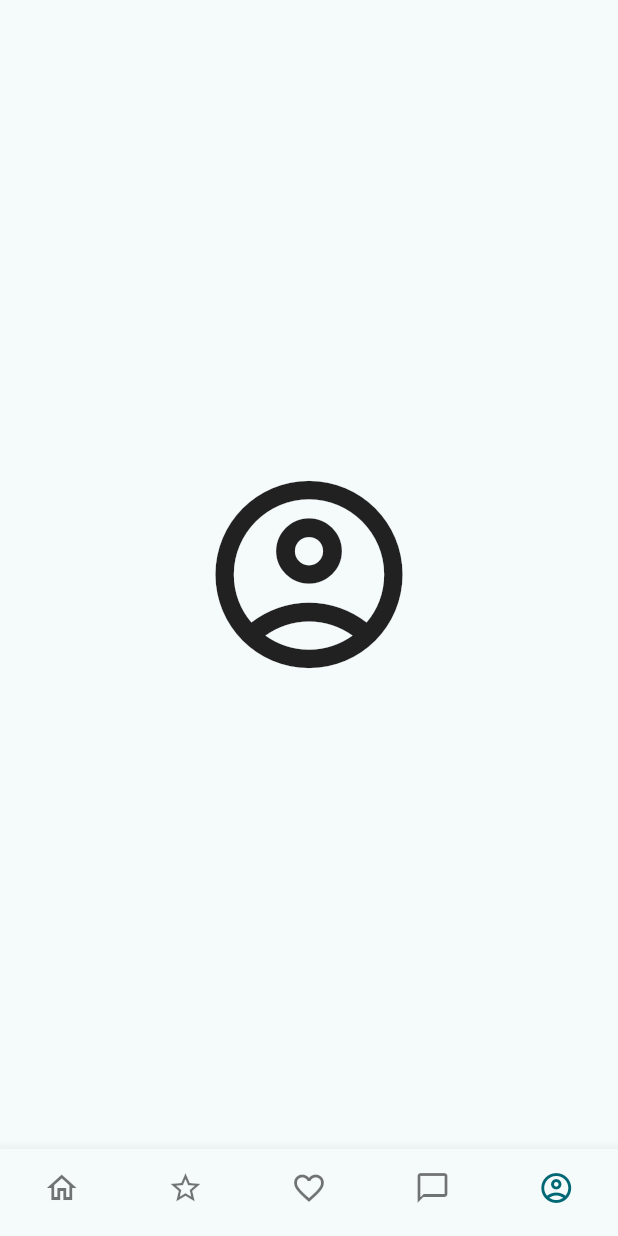
After one commit to jackkslash/woo, a Flutter app: the screen it shows after launch, item 5 of the bottom bar chosen, on a phone screen of 412 x 824 dp. The commit adds this screen. Run offline on Flutter 3.47's test engine with Material 2 defaults, Android fonts, the phone set to English and light mode, and no system bars; network calls fail.

Commit message:
Like Fab and profile page added

```diff
--- a/lib/main.dart
+++ b/lib/main.dart
@@ -3,6 +3,8 @@ import 'package:woo/screens/chat.dart';
 import 'package:woo/screens/home.dart';
 import 'package:woo/screens/matches.dart';
 import 'package:woo/screens/stars.dart';
+
+import 'screens/userProfile.dart';
 
 void main() {
   runApp(const MyApp());
@@ -50,7 +52,8 @@ class _MainState extends State<Main> {
       HomeScreen(),
       StarsScreen(),
       MatchesScreen(),
-      ChatScreen()
+      ChatScreen(),
+      UserProfileScreen()
     ];
 
     return Scaffold(
@@ -76,6 +79,10 @@ class _MainState extends State<Main> {
             icon: Icon(Icons.chat_bubble_outline),
             label: 'Chat',
           ),
+          BottomNavigationBarItem(
+            icon: Icon(Icons.account_circle_outlined),
+            label: 'Chat',
+          ),
         ],
         currentIndex: _selectedIndex, //New
         onTap: _onItemTapped,
--- /dev/null
+++ b/lib/screens/userProfile.dart
@@ -0,0 +1,22 @@
+import 'package:flutter/material.dart';
+
+class UserProfileScreen extends StatefulWidget {
+  const UserProfileScreen({super.key});
+
+  @override
+  State<UserProfileScreen> createState() => _MatchesUserProfileState();
+}
+
+class _MatchesUserProfileState extends State<UserProfileScreen> {
+  @override
+  Widget build(BuildContext context) {
+    return const Scaffold(
+      body: Center(
+        child: Icon(
+          Icons.account_circle_outlined,
+          size: 150,
+        ),
+      ),
+    ); // This trailing comma makes auto-formatting nicer for build methods.
+  }
+}
--- a/lib/widgets/actionRow.dart
+++ b/lib/widgets/actionRow.dart
@@ -7,7 +7,9 @@ class ActionRow extends StatelessWidget {
 
   @override
   Widget build(BuildContext context) {
-    return SingleChildScrollView(
+    return ScrollConfiguration(
+      behavior: const ScrollBehavior().copyWith(overscroll: false),
+      child: SingleChildScrollView(
         scrollDirection: Axis.horizontal,
         child: SizedBox(
           height: 50.0,
@@ -90,6 +92,7 @@ class ActionRow extends StatelessWidget {
             const SizedBox(width: 15)
           ]),
         ),
+      ),
     );
   }
 }
```
Also changed, not shown: lib/screens/home.dart (+5 -2 lines), lib/widgets/userCard/imageCard.dart (+24 -7 lines), lib/widgets/userCard/promptCard.dart (+19 -2 lines). Lines whose indentation alone changed are shown as unchanged.
